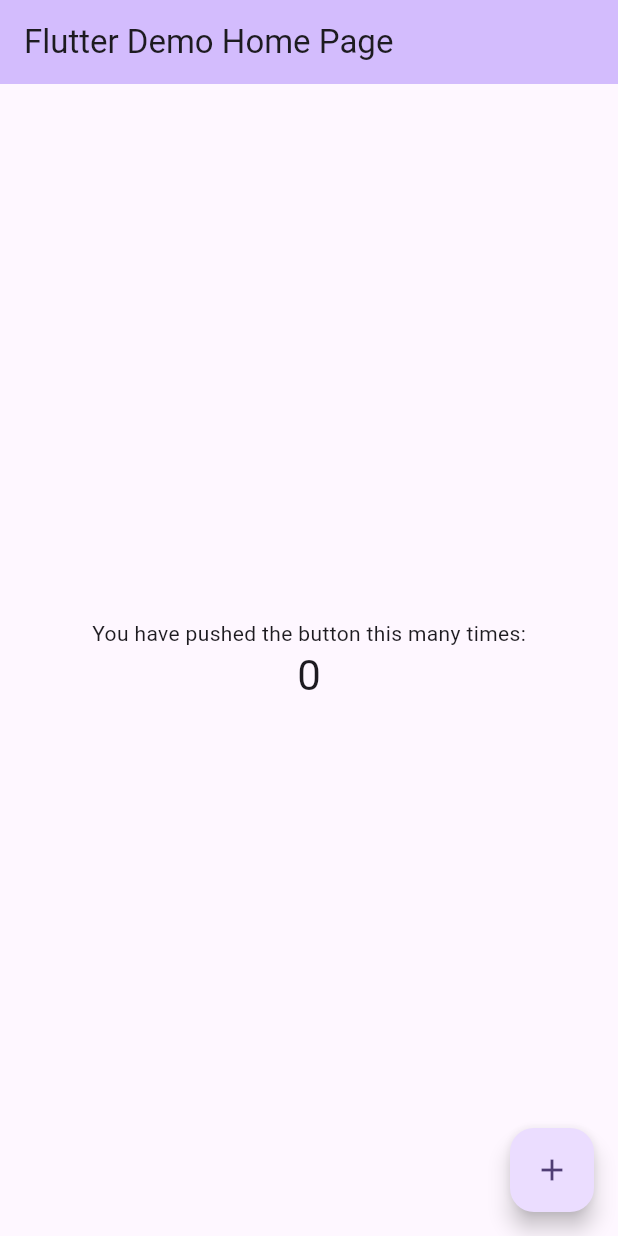
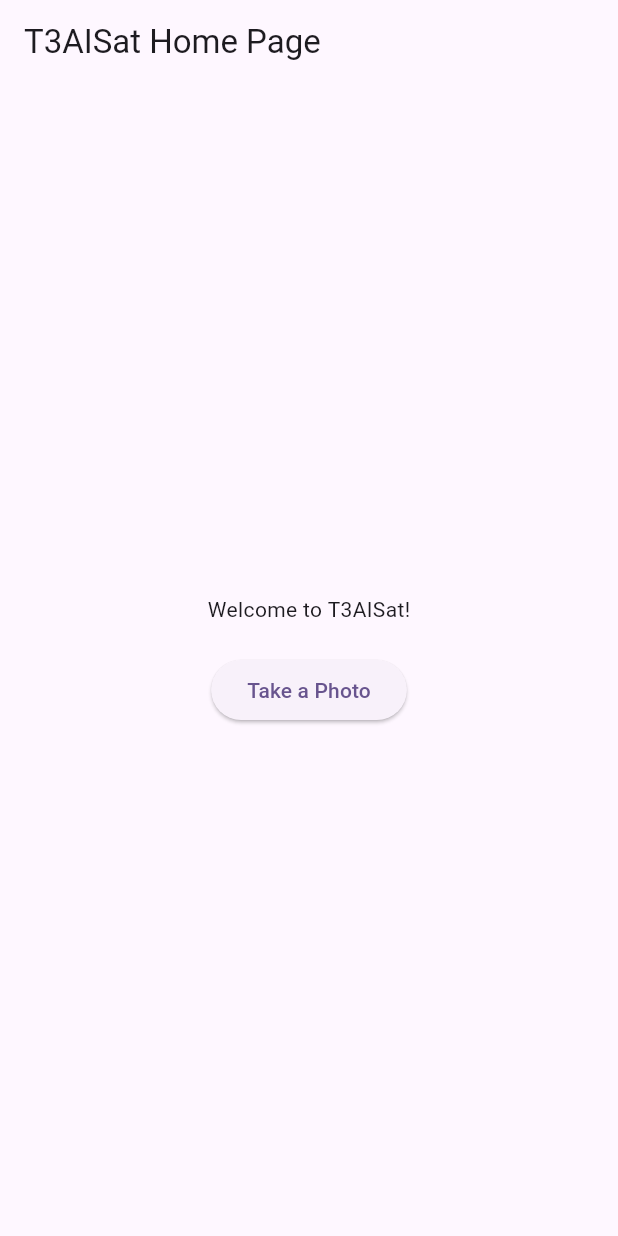
Before and after one commit to t3imasd/t3aisat, a Flutter app: the screen it shows after launch, on a phone screen of 412 x 824 dp. Run offline on Flutter 3.47's test engine with Material 3 defaults, Android fonts, the phone set to English and light mode, and no system bars; our stand-ins replace flutter_dotenv, image_picker.

Commit message:
Take photos in iOS devive

```diff
--- a/lib/main.dart
+++ b/lib/main.dart
@@ -1,125 +1,76 @@
+import 'package:t3aisat/model/environment.dart';
 import 'package:flutter/material.dart';
+import 'package:flutter_dotenv/flutter_dotenv.dart';
+import 'dart:io';
+import 'package:logging/logging.dart';
+import 'screens/take_photo_screen.dart';
 
-void main() {
+Future<void> main() async {
+  // Set the logger
+  _setupLogging();
+
+  try {
+    // Not Run flutter_dotenv, but it's correct according to the documentation https://pub.dev/packages/flutter_dotenv and YouTube video https://www.youtube.com/watch?v=jMgrNw3_rZ0
+    await dotenv.load(fileName: Environment.fileName);
+    Logger.root.info('Loaded ${Environment.fileName} file successfully');
+  } catch (e) {
+    Logger.root.severe('Could not load ${Environment.fileName} file. ERROR: $e');
+  }
+
   runApp(const MyApp());
+}
+
+void _setupLogging() {
+  Logger.root.level = Level.ALL;
+  Logger.root.onRecord.listen((record) {
+    print('${record.level.name}: ${record.time}: ${record.message}');
+  });
 }
 
 class MyApp extends StatelessWidget {
   const MyApp({super.key});
 
-  // This widget is the root of your application.
   @override
   Widget build(BuildContext context) {
     return MaterialApp(
-      title: 'Flutter Demo',
+      title: 'T3AISat',
       theme: ThemeData(
-        // This is the theme of your application.
-        //
-        // TRY THIS: Try running your application with "flutter run". You'll see
-        // the application has a purple toolbar. Then, without quitting the app,
-        // try changing the seedColor in the colorScheme below to Colors.green
-        // and then invoke "hot reload" (save your changes or press the "hot
-        // reload" button in a Flutter-supported IDE, or press "r" if you used
-        // the command line to start the app).
-        //
-        // Notice that the counter didn't reset back to zero; the application
-        // state is not lost during the reload. To reset the state, use hot
-        // restart instead.
-        //
-        // This works for code too, not just values: Most code changes can be
-        // tested with just a hot reload.
         colorScheme: ColorScheme.fromSeed(seedColor: Colors.deepPurple),
         useMaterial3: true,
       ),
-      home: const MyHomePage(title: 'Flutter Demo Home Page'),
+      home: const MyHomePage(),
     );
   }
 }
 
-class MyHomePage extends StatefulWidget {
-  const MyHomePage({super.key, required this.title});
-
-  // This widget is the home page of your application. It is stateful, meaning
-  // that it has a State object (defined below) that contains fields that affect
-  // how it looks.
-
-  // This class is the configuration for the state. It holds the values (in this
-  // case the title) provided by the parent (in this case the App widget) and
-  // used by the build method of the State. Fields in a Widget subclass are
-  // always marked "final".
-
-  final String title;
-
-  @override
-  State<MyHomePage> createState() => _MyHomePageState();
-}
-
-class _MyHomePageState extends State<MyHomePage> {
-  int _counter = 0;
-
-  void _incrementCounter() {
-    setState(() {
-      // This call to setState tells the Flutter framework that something has
-      // changed in this State, which causes it to rerun the build method below
-      // so that the display can reflect the updated values. If we changed
-      // _counter without calling setState(), then the build method would not be
-      // called again, and so nothing would appear to happen.
-      _counter++;
-    });
-  }
+class MyHomePage extends StatelessWidget {
+  const MyHomePage({super.key});
 
   @override
   Widget build(BuildContext context) {
-    // This method is rerun every time setState is called, for instance as done
-    // by the _incrementCounter method above.
-    //
-    // The Flutter framework has been optimized to make rerunning build methods
-    // fast, so that you can just rebuild anything that needs updating rather
-    // than having to individually change instances of widgets.
     return Scaffold(
       appBar: AppBar(
-        // TRY THIS: Try changing the color here to a specific color (to
-        // Colors.amber, perhaps?) and trigger a hot reload to see the AppBar
-        // change color while the other colors stay the same.
-        backgroundColor: Theme.of(context).colorScheme.inversePrimary,
-        // Here we take the value from the MyHomePage object that was created by
-        // the App.build method, and use it to set our appbar title.
-        title: Text(widget.title),
+        title: const Text('T3AISat Home Page'),
       ),
       body: Center(
-        // Center is a layout widget. It takes a single child and positions it
-        // in the middle of the parent.
         child: Column(
-          // Column is also a layout widget. It takes a list of children and
-          // arranges them vertically. By default, it sizes itself to fit its
-          // children horizontally, and tries to be as tall as its parent.
-          //
-          // Column has various properties to control how it sizes itself and
-          // how it positions its children. Here we use mainAxisAlignment to
-          // center the children vertically; the main axis here is the vertical
-          // axis because Columns are vertical (the cross axis would be
-          // horizontal).
-          //
-          // TRY THIS: Invoke "debug painting" (choose the "Toggle Debug Paint"
-          // action in the IDE, or press "p" in the console), to see the
-          // wireframe for each widget.
           mainAxisAlignment: MainAxisAlignment.center,
           children: <Widget>[
-            const Text(
-              'You have pushed the button this many times:',
-            ),
-            Text(
-              '$_counter',
-              style: Theme.of(context).textTheme.headlineMedium,
+            const Text('Welcome to T3AISat!'),
+            const SizedBox(height: 20),
+            ElevatedButton(
+              onPressed: () {
+                Navigator.push(
+                  context,
+                  MaterialPageRoute(
+                      builder: (context) => const TakePhotoScreen()),
+                );
+              },
+              child: const Text('Take a Photo'),
             ),
           ],
         ),
       ),
-      floatingActionButton: FloatingActionButton(
-        onPressed: _incrementCounter,
-        tooltip: 'Increment',
-        child: const Icon(Icons.add),
-      ), // This trailing comma makes auto-formatting nicer for build methods.
     );
   }
 }
```
Also changed, not shown: lib/model/environment.dart (added, +11 -0 lines), lib/screens/take_photo_screen.dart (added, +45 -0 lines), pubspec.yaml (+16 -71 lines), 8 other files.
